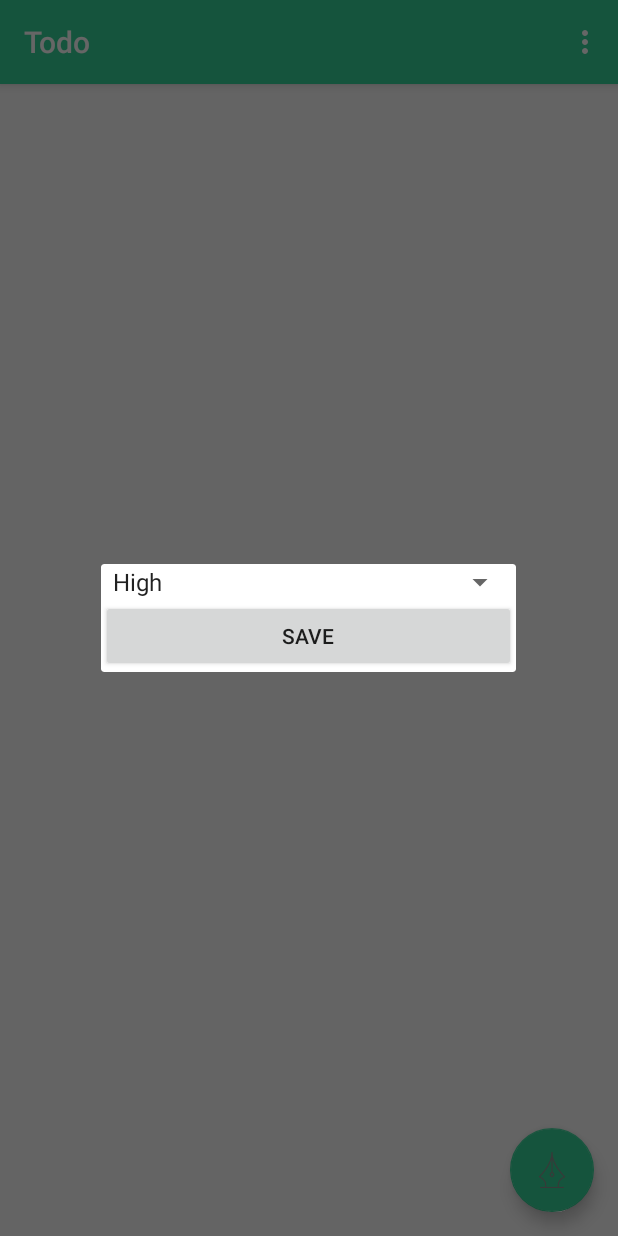
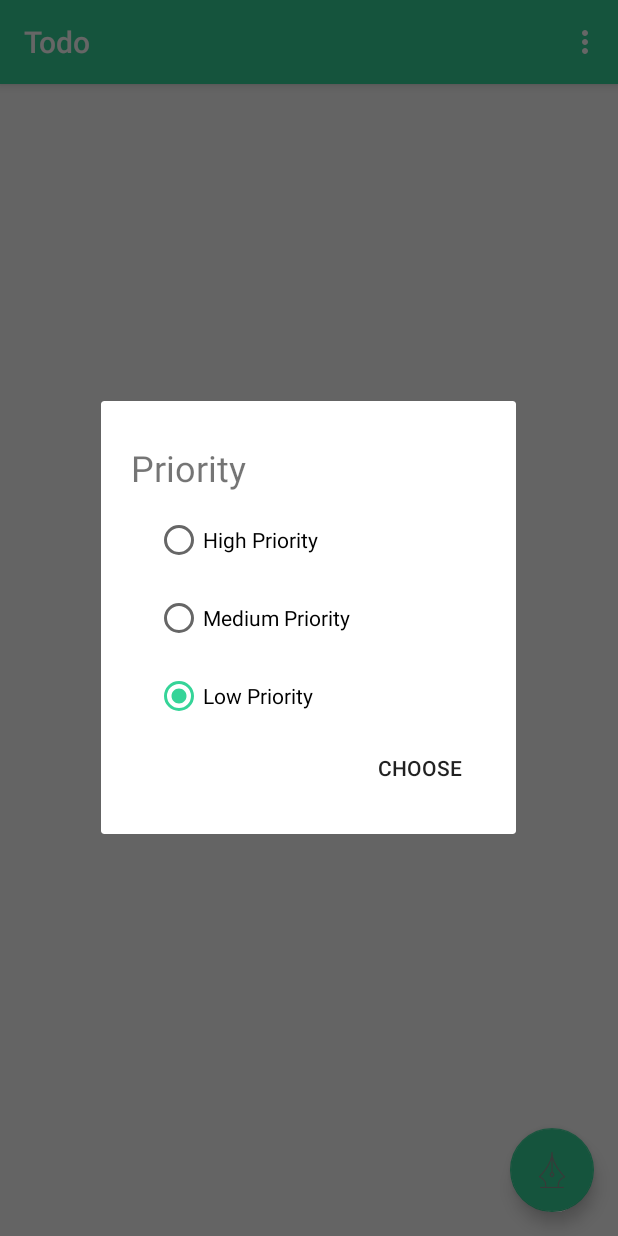
Before and after one commit to changchingchi/Todos, an Android app: the fragment EditPriorityFragment placed in its activity, on a phone screen of 412 x 824 dp. Run offline under Robolectric (Android 15) with nearby library versions, the phone set to English and light mode, and no system bars; our stand-ins replace ButterKnife, Firebase (no records; nobody signed in at launch, a user with empty details on screens opened directly); libraries missing offline, so code that uses them is left out: jp.wasabeef.recyclerview; 3 statements that could not run were skipped.

Commit message:
update priority xml file

```diff
--- a/app/src/main/java/com/chchi/todo/FragmentController/EditItemFragment.java
+++ b/app/src/main/java/com/chchi/todo/FragmentController/EditItemFragment.java
@@ -41,7 +41,7 @@ import butterknife.ButterKnife;
  * Created by chchi on 11/2/16.
  */
 
-public class EditItemFragment extends DialogFragment{
+public class EditItemFragment extends DialogFragment implements EditPriorityFragment.EditPriorityListener{
     private static final String USER_CHILD = "users" ;
     //ButterKnife Binding
     @Bind(R.id.taskET)
@@ -211,6 +211,8 @@ public class EditItemFragment extends DialogFragment{
 
     private void showPriorityPickerDialog() {
         EditPriorityFragment newFragment = new EditPriorityFragment();
+        // SETS the target fragment for use later when sending results
+        newFragment.setTargetFragment(this, 300);
         newFragment.show(getFragmentManager(), "priorityPicker");
     }
 
@@ -254,4 +256,10 @@ public class EditItemFragment extends DialogFragment{
 //                mTimeTextView.getText().toString().isEmpty());
         return !(mTaskEditText.getText().toString().isEmpty());
     }
+
+    @Override
+    public void onFinishEditPriority(String priority) {
+//        Toast.makeText(getActivity(), "Hi, "+priority, Toast.LENGTH_SHORT).show();
+        mPriorityTextView.setText(priority);
+    }
 }
--- a/app/src/main/java/com/chchi/todo/FragmentController/EditPriorityFragment.java
+++ b/app/src/main/java/com/chchi/todo/FragmentController/EditPriorityFragment.java
@@ -3,7 +3,7 @@ package com.chchi.todo.FragmentController;
 import android.graphics.Point;
 import android.os.Bundle;
 import android.support.annotation.Nullable;
-import android.util.Log;
+import android.support.v4.app.DialogFragment;
 import android.view.Display;
 import android.view.Gravity;
 import android.view.LayoutInflater;
@@ -11,37 +11,49 @@ import android.view.View;
 import android.view.ViewGroup;
 import android.view.Window;
 import android.view.WindowManager;
-import android.widget.ArrayAdapter;
 import android.widget.Button;
-import android.widget.Spinner;
+import android.widget.RadioButton;
 
 import com.chchi.todo.R;
+
+import butterknife.Bind;
+import butterknife.ButterKnife;
 
 /**
  * Created by chchi on 10/29/16.
  */
 
-public class EditPriorityFragment extends android.support.v4.app.DialogFragment {
+public class EditPriorityFragment extends DialogFragment implements View.OnClickListener {
+    @Bind(R.id.radioButtonHigh)
+    RadioButton mRadioButtonHigh;
+    @Bind(R.id.radioButtonMedium)
+    RadioButton mRadioButtonMedium;
+    @Bind(R.id.radioButtonLow)
+    RadioButton mRadioButtonLow;
+    @Bind(R.id.prioritySave)
     Button saveButton;
+    String priority = "LOW";
+
+    public interface EditPriorityListener{
+        void onFinishEditPriority(String priority);
+    }
+
     @Nullable
     @Override
     public View onCreateView(LayoutInflater inflater, @Nullable ViewGroup container, @Nullable Bundle savedInstanceState) {
         View v = inflater.inflate(R.layout.fragment_priority, container, false);
-
-        String [] values =
-                {"High","Normal","Low",};
-        final Spinner spinner = (Spinner) v.findViewById(R.id.spinner);
-        ArrayAdapter<String> adapter = new ArrayAdapter<>(this.getActivity(), android.R.layout.simple_spinner_item, values);
-        adapter.setDropDownViewResource(android.R.layout.simple_dropdown_item_1line);
-        spinner.setAdapter(adapter);
-        saveButton = (Button) v.findViewById(R.id.prioritySave);
-        saveButton.setOnClickListener(new View.OnClickListener() {
-            @Override
-            public void onClick(View v) {
-
-                Log.d("asdasdasdsad",spinner.getSelectedItem()+"");
-            }
-        });
+        ButterKnife.bind(this,v);
+//
+//        String [] values =
+//                {"High","Normal","Low",};
+//        final Spinner spinner = (Spinner) v.findViewById(R.id.spinner);
+//        ArrayAdapter<String> adapter = new ArrayAdapter<>(this.getActivity(), android.R.layout.simple_spinner_item, values);
+//        adapter.setDropDownViewResource(android.R.layout.simple_dropdown_item_1line);
+////        spinner.setAdapter(adapter);
+        mRadioButtonLow.setOnClickListener(this);
+        mRadioButtonMedium.setOnClickListener(this);
+        mRadioButtonHigh.setOnClickListener(this);
+        saveButton.setOnClickListener(this);
         return v;
 
     }
@@ -59,4 +71,25 @@ public class EditPriorityFragment extends android.support.v4.app.DialogFragment
         // Call super onResume after sizing
         super.onResume();
     }
+
+    @Override
+    public void onClick(View v) {
+        switch (v.getId()){
+            case R.id.radioButtonHigh:
+                priority = "HIGH";
+                break;
+            case R.id.radioButtonMedium:
+                priority = "MEDIUM";
+                break;
+            case R.id.prioritySave:
+                sendBackResult(priority);
+                break;
+        }
+    }
+
+    public void sendBackResult(String result){
+        EditPriorityListener listener = (EditPriorityListener) getTargetFragment();
+        listener.onFinishEditPriority(result);
+        dismiss();
+    }
 }
--- a/app/src/main/java/com/chchi/todo/MainActivity.java
+++ b/app/src/main/java/com/chchi/todo/MainActivity.java
@@ -113,17 +113,29 @@ public class MainActivity extends AppCompatActivity {
                                     .getDrawable(MainActivity.this,
                                             R.drawable.priority_low));
                 } else {
-//                    Glide.with(MainActivity.this)
-//                            .load(Todo.getPriority())
-//                            .into(viewHolder.messengerImageView);
+                    // setup flag for priority
+                   if(Todo.getPriority().equals("HIGH")){
+                       viewHolder.priority
+                               .setImageDrawable(ContextCompat
+                                       .getDrawable(MainActivity.this,
+                                               R.drawable.priority_high));
+                   }else if(Todo.getPriority().equals("MEDIUM")){
+                       viewHolder.priority
+                               .setImageDrawable(ContextCompat
+                                       .getDrawable(MainActivity.this,
+                                               R.drawable.priority_normal));
+                   }else{
+                       viewHolder.priority
+                               .setImageDrawable(ContextCompat
+                                       .getDrawable(MainActivity.this,
+                                               R.drawable.priority_low));
+                   }
                 }
                 viewHolder.mView.setOnClickListener(new View.OnClickListener() {
                     @Override
                     public void onClick(View v) {
                         FragmentManager fm = getSupportFragmentManager();
                         Todo clickedItem = mFirebaseAdapter.getItem(position);
-
-
                         EditItemFragment frag = new EditItemFragment();
                         Bundle bundle = new Bundle();
                         bundle.putParcelable("todoItem",clickedItem);
--- a/app/src/main/res/layout/fragment_priority.xml
+++ b/app/src/main/res/layout/fragment_priority.xml
@@ -1,16 +1,65 @@
 <?xml version="1.0" encoding="utf-8"?>
 <LinearLayout xmlns:android="http://schemas.android.com/apk/res/android"
+    xmlns:tools="http://schemas.android.com/tools"
     android:orientation="vertical" android:layout_width="match_parent"
-    android:layout_height="match_parent">
+    android:layout_height="match_parent"
+    android:layout_margin="16dp"
+    android:padding="20dp">
 
-    <Spinner
+    <TextView
+        android:text="Priority"
         android:layout_width="match_parent"
         android:layout_height="wrap_content"
-        android:id="@+id/spinner" />
+        android:id="@+id/TextViewPriorityTitle"
+        android:textSize="24sp"
+        android:layout_marginBottom="16dp"
+        android:layout_marginTop="0dp"
+        android:elevation="0dp"
+        android:paddingTop="8dp" />
+
+    <RadioGroup
+        android:layout_width="match_parent"
+        android:layout_height="wrap_content"
+        android:id="@+id/priorityRadioGroup">
+
+        <RadioButton
+            android:text="High Priority"
+            android:layout_width="match_parent"
+            android:layout_height="wrap_content"
+            android:id="@+id/radioButtonHigh"
+            android:layout_marginBottom="20dp"
+            android:contextClickable="true"
+            android:layout_weight="1"
+            android:layout_marginLeft="16dp" />
+
+        <RadioButton
+            android:text="Medium Priority"
+            android:layout_width="match_parent"
+            android:layout_height="wrap_content"
+            android:id="@+id/radioButtonMedium"
+            android:layout_marginBottom="20dp"
+            android:contextClickable="true"
+            android:layout_weight="1"
+            android:layout_marginLeft="16dp" />
+
+        <RadioButton
+            android:text="Low Priority"
+            android:layout_width="match_parent"
+            android:layout_height="wrap_content"
+            android:id="@+id/radioButtonLow"
+            android:layout_marginBottom="8dp"
+            android:checked="true"
+            android:cursorVisible="false"
+            android:contextClickable="true"
+            android:layout_weight="1"
+            android:layout_marginLeft="16dp" />
+    </RadioGroup>
 
     <Button
-        android:text="@string/save"
-        android:layout_width="match_parent"
+        android:text="@string/choose"
+        android:layout_width="wrap_content"
         android:layout_height="wrap_content"
-        android:id="@+id/prioritySave" />
+        android:id="@+id/prioritySave"
+        android:layout_gravity="right"
+        android:background="@android:color/transparent" />
 </LinearLayout>
--- a/app/src/main/res/values/strings.xml
+++ b/app/src/main/res/values/strings.xml
@@ -23,8 +23,7 @@
     <string name="fresh_config">Fresh Config</string>
     <string name="cause_crash">Cause Crash</string>
     <string name="banner_ad_unit_id" translatable="false">ca-app-pub-3940256099942544/6300978111</string>
-
-
+    <string name="choose">Choose</string>
 
 
 </resources>
```
